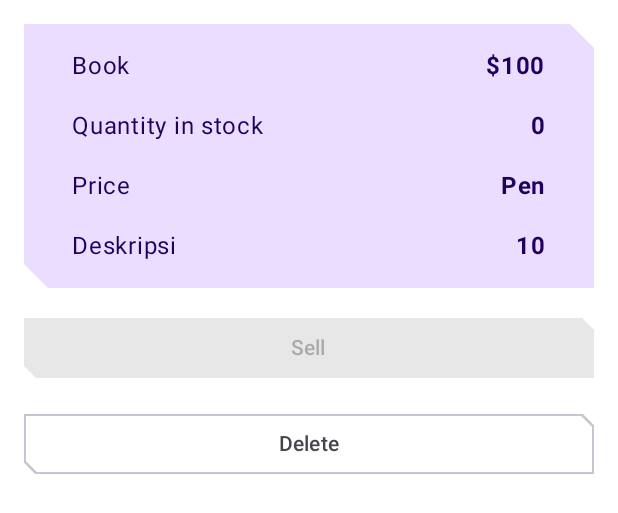
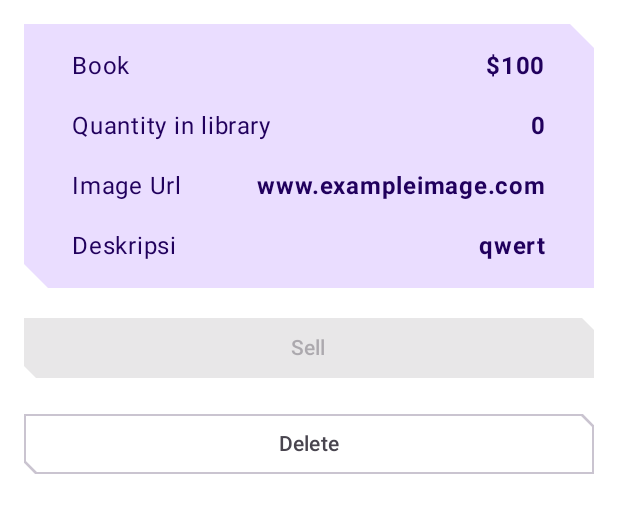
Before and after one commit to asmuam/Digilib, an Android app built with Jetpack Compose: the @Preview function BookDetailsScreenPreview, on a phone screen of 412 x 824 dp. Shown: the top 513 px of the screen. Run offline under Robolectric (Android 15) with nearby library versions, the phone set to English and light mode, and no system bars; our stand-ins replace Room's generated code.

Commit message:
minor-penyesuaian

```diff
--- a/app/src/main/java/com/polstat/digilib/ui/item/BookDetailsScreen.kt
+++ b/app/src/main/java/com/polstat/digilib/ui/item/BookDetailsScreen.kt
@@ -199,7 +199,7 @@ fun BookDetails(
                 )
             )
             BookDetailsRow(
-                labelResID = R.string.price,
+                labelResID = R.string.image,
                 bookDetail = book.image,
                 modifier = Modifier.padding(
                     horizontal = dimensionResource(
@@ -259,7 +259,7 @@ private fun DeleteConfirmationDialog(
 fun BookDetailsScreenPreview() {
     BookTheme {
         BookDetailsBody(BookDetailsUiState(
-            outOfStock = true, bookDetails = BookDetails(1, "Pen", "$100", "10")
+            outOfStock = true, bookDetails = BookDetails(1, "www.exampleimage.com", "$100", "qwert")
         ), onSellBook = {}, onDelete = {})
     }
 }
--- a/app/src/main/java/com/polstat/digilib/ui/item/BookEntryScreen.kt
+++ b/app/src/main/java/com/polstat/digilib/ui/item/BookEntryScreen.kt
@@ -44,8 +44,6 @@ import com.polstat.digilib.ui.AppViewModelProvider
 import com.polstat.digilib.ui.navigation.NavigationDestination
 import com.polstat.digilib.ui.theme.BookTheme
 import kotlinx.coroutines.launch
-import java.util.Currency
-import java.util.Locale
 
 object BookEntryDestination : NavigationDestination {
     override val route = "book_entry"
@@ -152,7 +150,6 @@ fun BookInputForm(
                 unfocusedContainerColor = MaterialTheme.colorScheme.secondaryContainer,
                 disabledContainerColor = MaterialTheme.colorScheme.secondaryContainer,
             ),
-            leadingIcon = { Text(Currency.getInstance(Locale.getDefault()).symbol) },
             modifier = Modifier.fillMaxWidth(),
             enabled = enabled,
             singleLine = true
--- a/app/src/main/res/values/strings.xml
+++ b/app/src/main/res/values/strings.xml
@@ -28,9 +28,9 @@
     <string name="book_price_req">Book Price*</string>
     <string name="no">No</string>
     <string name="price">Price</string>
-    <string name="quantity_in_stock">Quantity in stock</string>
+    <string name="quantity_in_stock">Quantity in library</string>
     <string name="in_stock">%d in stock</string>
-    <string name="quantity_req">Quantity in Stock*</string>
+    <string name="quantity_req">Quantity in Library*</string>
     <string name="save_action">Save</string>
     <string name="sell">Sell</string>
     <string name="yes">Yes</string>
@@ -39,4 +39,5 @@
     <string name="description_req">Deskripsi*</string>
     <string name="image_req">Image*</string>
     <string name="no_book_found_description">Maaf, Buku Yang Anda Cari Belum Tersedia!</string>
+    <string name="image">Image Url</string>
 </resources>
```
